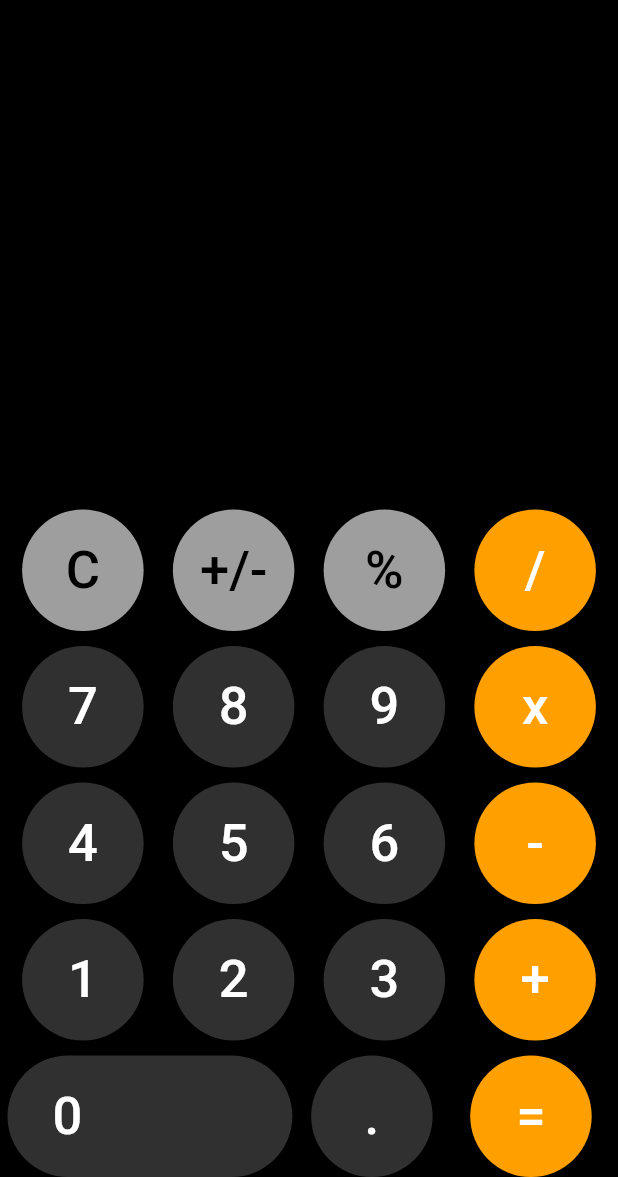
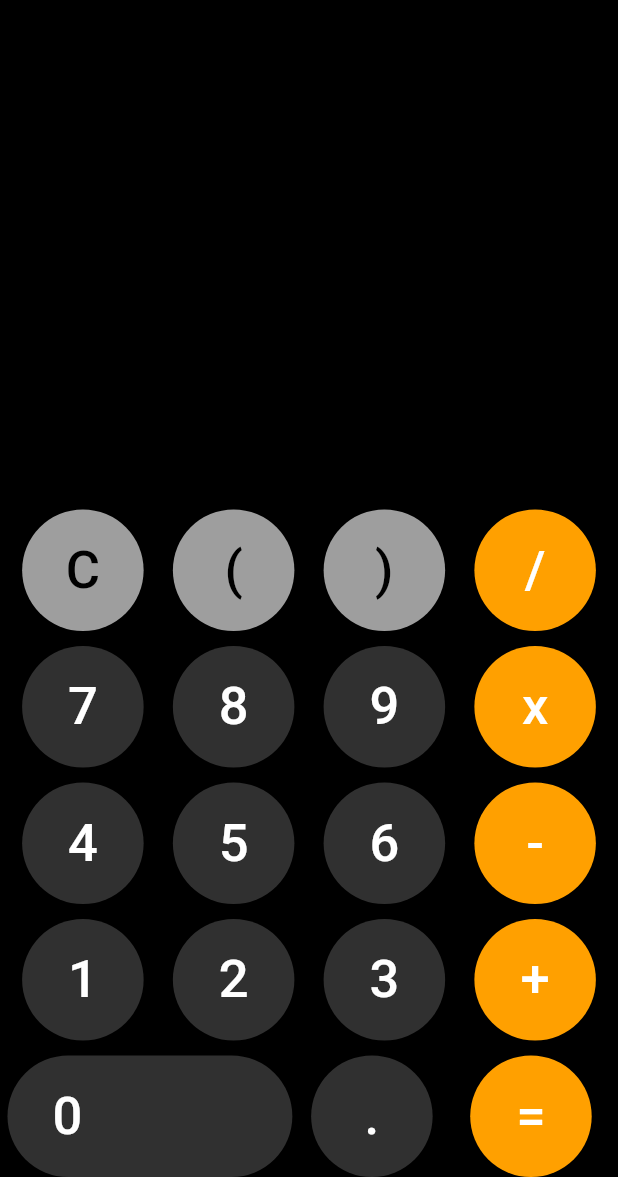
Before and after one commit to WhyTrust/calcc, a Flutter app: the screen it shows after launch, after a tap on an icon or button, on a phone screen of 412 x 824 dp, the part 59-1236 px from its top. Run offline on Flutter 3.47's test engine with Material 2 defaults, Android fonts, the phone set to English and light mode, and no system bars; our stand-ins replace math_expressions.

Commit message:
added package "math_expressions" and improved func

```diff
--- a/lib/calculator.dart
+++ b/lib/calculator.dart
@@ -49,8 +49,8 @@ class _CalculatorState extends State<Calculator> {
               children: [
                 // CALCULATOR BUTTONS
                 calcButton("C", Colors.grey, Colors.black, insert),
-                calcButton("+/-", Colors.grey, Colors.black, insert),
-                calcButton("%", Colors.grey, Colors.black, insert),
+                calcButton("(", Colors.grey, Colors.black, insert),
+                calcButton(")", Colors.grey, Colors.black, insert),
                 calcButton("/", Colors.amber[700], Colors.white, insert),
               ],
             ),
--- a/lib/logic.dart
+++ b/lib/logic.dart
@@ -1,38 +1,35 @@
-bool inError = false;
-bool wasComma = false;
-String wholeExpression = "";
-String previousInputs = "";
+import 'dart:math';
+import 'package:math_expressions/math_expressions.dart';
+
+String expression = "";
+String result = "0";
 
 String getCalculations(String input) {
   if (input == "C") {
-    inError = false;
-    wholeExpression = "";
-    previousInputs = "";
-    wasComma = false;
-    return "";
+    expression = "";
   } else if (input == "=") {
-    // TODO Return Calculation when = is pressed.
+    expression = expression.replaceAll("x", "*");
+
+    try {
+      Parser p = Parser();
+      Expression exp = p.parse(expression);
+
+      ContextModel cm = ContextModel();
+      result = "${exp.evaluate(EvaluationType.REAL, cm)}";
+    } catch (e) {
+      result = "Error.";
+    }
+    return result;
+  } else {
+    expression += input;
   }
 
-  if (inError) {
-    return "Error";
-  }
-  wholeExpression = wholeExpression + input;
-  if (isNumeric(input) || input == ".") {
-    previousInputs += input;
-    if (input == ".") {
-      wasComma = true;
-    }
-  }
-
-  return wholeExpression;
+  return expression;
 }
 
 bool isNumeric(String s) {
   if (num.tryParse(s) == null) {
-    print("isntNr");
     return false;
   }
-  print("isNr");
   return true;
 }
--- a/lib/math_buttons.dart
+++ b/lib/math_buttons.dart
@@ -7,8 +7,8 @@ Widget calcButton(
     child: ElevatedButton(
       style: ElevatedButton.styleFrom(
         primary: btnColor,
-        shape: CircleBorder(),
-        padding: EdgeInsets.all(20),
+        shape: const CircleBorder(),
+        padding: const EdgeInsets.all(20),
         splashFactory: InkSplash.splashFactory,
       ),
       onPressed: () {
--- a/pubspec.yaml
+++ b/pubspec.yaml
@@ -35,6 +35,7 @@ dependencies:
   # Use with the CupertinoIcons class for iOS style icons.
   cupertino_icons: ^1.0.2
   http: ^0.13.4
+  math_expressions: ^2.3.0
 
 dev_dependencies:
   flutter_test:
```
Also changed, not shown: pubspec.lock.
